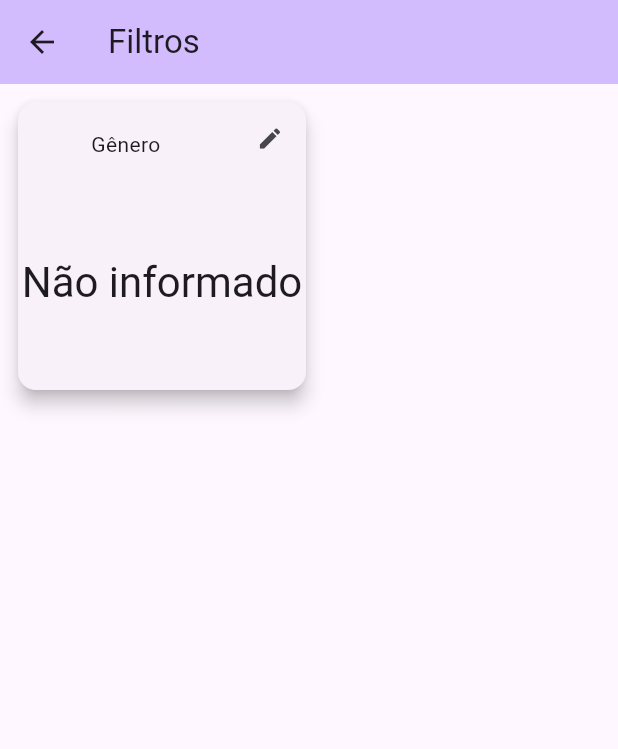
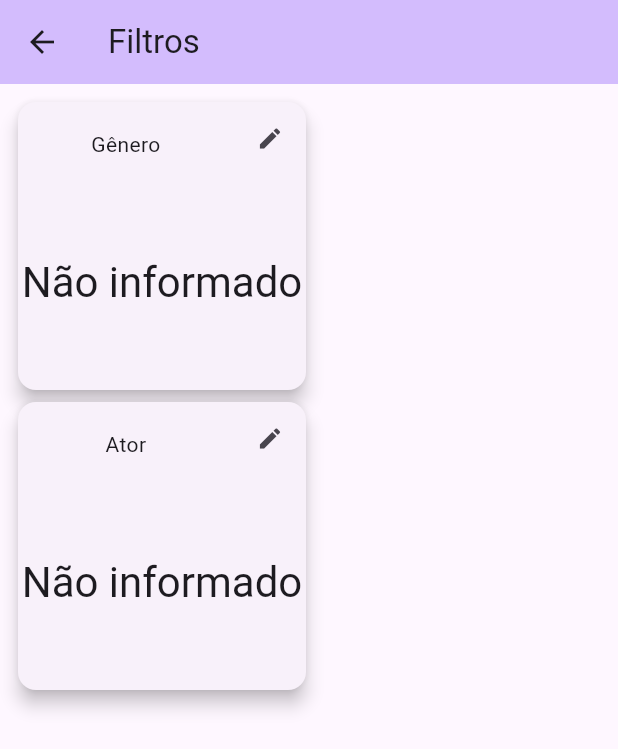
Before and after one commit to ILuuh/pmfilmes, a Flutter app: the screen it shows after launch, after a tap on the "tune" icon, on a phone screen of 412 x 824 dp. Shown: the top 749 px of the screen. Run offline on Flutter 3.47's test engine with Material 3 defaults, Android fonts, the phone set to English and light mode, and no system bars.

Commit message:
branch com o código da aula do dia Wed, Mar  6, 2024 10:52:13 PM

```diff
--- a/lib/main.dart
+++ b/lib/main.dart
@@ -1,7 +1,9 @@
 import 'package:flutter/material.dart';
 import 'package:pmfilmes/page/filter_page.dart';
 import 'package:pmfilmes/page/genero_page.dart';
+import 'package:pmfilmes/repositorio/ator_repositorio.dart';
 import 'package:pmfilmes/repositorio/genero_repositorio.dart';
+import 'package:pmfilmes/vm/ator_view_model.dart';
 import 'package:pmfilmes/vm/genero_view_model.dart';
 import 'package:provider/provider.dart';
 
@@ -19,6 +21,11 @@ class MyApp extends StatelessWidget {
         ChangeNotifierProvider(
           create: (_) => GeneroViewModel(
             generos: GeneroRepositorio.list(),
+          ),
+        ),
+        ChangeNotifierProvider(
+          create: (_) => AtorViewModel(
+            atores: AtoresRepositorio.list(),
           ),
         ),
       ],
--- a/lib/page/filter_page.dart
+++ b/lib/page/filter_page.dart
@@ -1,5 +1,7 @@
 import 'package:flutter/material.dart';
+import 'package:pmfilmes/page/ator_page.dart';
 import 'package:pmfilmes/page/genero_page.dart';
+import 'package:pmfilmes/vm/ator_view_model.dart';
 import 'package:pmfilmes/vm/genero_view_model.dart';
 import 'package:pmfilmes/widgets/filter_item.dart';
 import 'package:provider/provider.dart';
@@ -10,6 +12,7 @@ class FilterPage extends StatelessWidget {
   @override
   Widget build(BuildContext context) {
     final generoVM = Provider.of<GeneroViewModel>(context);
+    final atorVM = Provider.of<AtorViewModel>(context);
 
     return Scaffold(
       appBar: AppBar(
@@ -19,9 +22,7 @@ class FilterPage extends StatelessWidget {
       body: Padding(
         padding: const EdgeInsets.all(8.0),
         child: Wrap(
-          children: [
-            generoView(context, generoVM),
-          ],
+          children: [generoView(context, generoVM), atorView(context, atorVM)],
         ),
       ),
     );
@@ -38,4 +39,15 @@ class FilterPage extends StatelessWidget {
           ),
         ),
       );
+
+  Widget atorView(BuildContext context, AtorViewModel vm) => FilterItem(
+        title: "Ator",
+        value: vm.jaSelecionouAtor ? vm.atorSelecionado.nome : "Não informado",
+        onPressed: () => Navigator.push(
+          context,
+          MaterialPageRoute(
+            builder: (_) => const AtorPage(),
+          ),
+        ),
+      );
 }
--- /dev/null
+++ b/lib/vm/ator_view_model.dart
@@ -0,0 +1,24 @@
+import 'package:flutter/material.dart';
+import 'package:pmfilmes/dominio/ator.dart';
+
+class AtorViewModel extends ChangeNotifier {
+  final List<Ator> atores;
+  Ator? _ator;
+
+  //Genero? significa que a variavel espera receber um objeto do tipo Genero
+  //mas tbm aceita que o valor fique nulo
+  AtorViewModel({
+    required this.atores,
+  });
+
+  void selecionaAtor(Ator ator) {
+    _ator = ator;
+    notifyListeners();
+  }
+
+  bool get jaSelecionouAtor => _ator != null;
+
+  //genero! força a plataforma a aceitar que a variavel esta preenchida
+  //tipo: Confia que vai ter valor!
+  Ator get atorSelecionado => _ator!;
+}
--- a/lib/vm/genero_view_model.dart
+++ b/lib/vm/genero_view_model.dart
@@ -5,7 +5,7 @@ class GeneroViewModel extends ChangeNotifier {
   final List<Genero> generos;
   Genero? _genero;
 
-  //Genero? significa que a variavel espera receber um objeto do tipo Genro
+  //Genero? significa que a variavel espera receber um objeto do tipo Genero
   //mas tbm aceita que o valor fique nulo
   GeneroViewModel({
     required this.generos,
```
Also changed, not shown: lib/page/ator_page.dart (added, +39 -0 lines), lib/widgets/ator_item_view.dart (added, +47 -0 lines).
